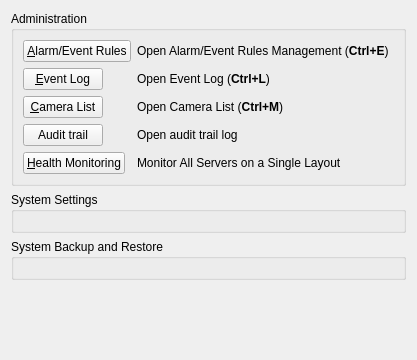
Above: client/src/ui/widgets/settings/general_system_administration_widget.ui from networkoptix/nx_open before the change. Below: the same form after it.
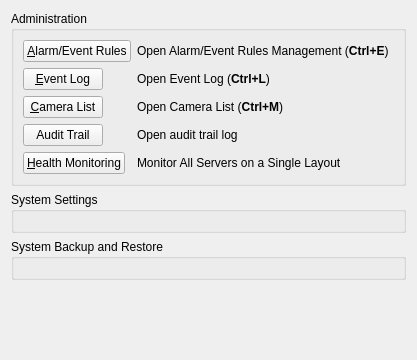
That is the form after the change. Custom widgets are drawn as their Qt base class.

The edit to the form file:
```diff
--- a/client/src/ui/widgets/settings/general_system_administration_widget.ui
+++ b/client/src/ui/widgets/settings/general_system_administration_widget.ui
@@ -100,7 +100,7 @@
       <item row="3" column="0">
        <widget class="QPushButton" name="auditLogButton">
         <property name="text">
-         <string>Audit trail</string>
+         <string>Audit Trail</string>
         </property>
        </widget>
       </item>
```
